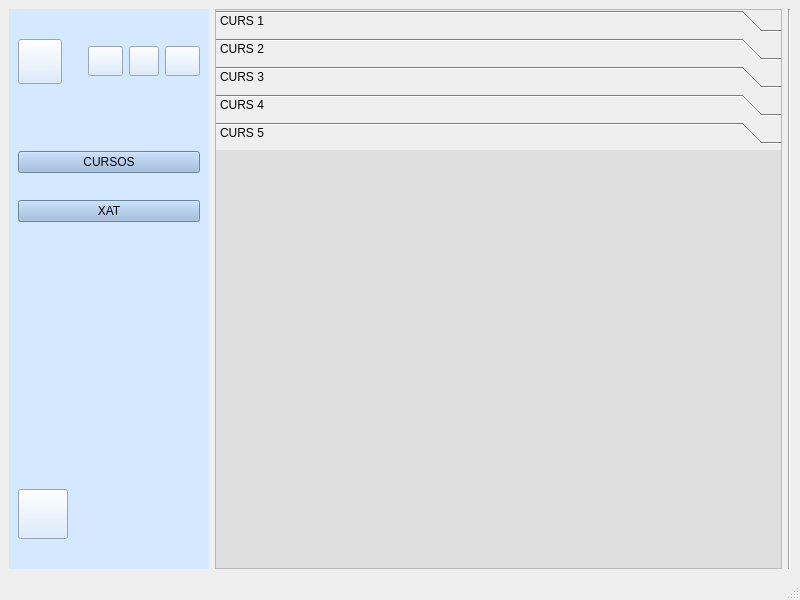
Qt form ProtoAules/Screeens/inici_alumne.ui (JPerpi/ProtoAules) before a commit.
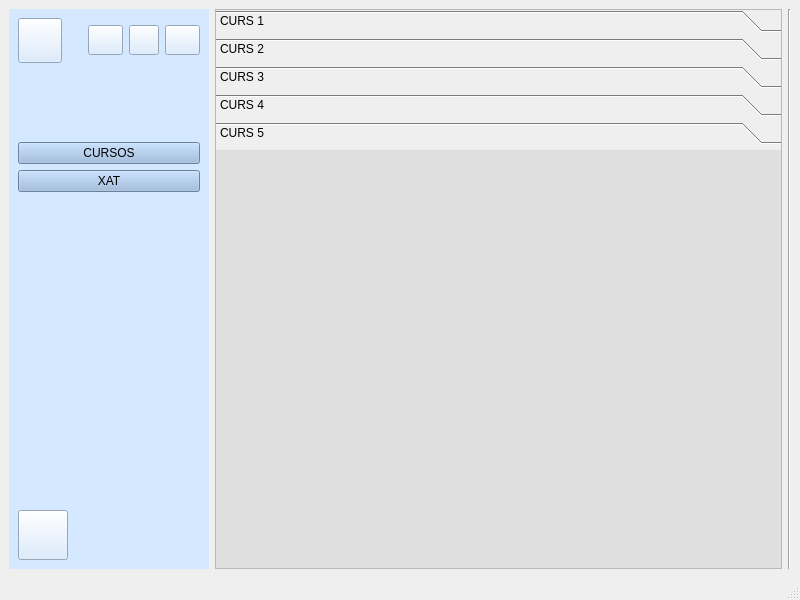
The same form after that commit. Icons and pictures are not drawn.

Commit message: Actualitzant screens

```diff
--- a/ProtoAules/Screeens/inici_alumne.ui
+++ b/ProtoAules/Screeens/inici_alumne.ui
@@ -153,7 +153,7 @@
           <enum>Qt::Vertical</enum>
          </property>
          <property name="sizeType">
-          <enum>QSizePolicy::Fixed</enum>
+          <enum>QSizePolicy::Expanding</enum>
          </property>
          <property name="sizeHint" stdset="0">
           <size>
@@ -183,13 +183,26 @@
          </property>
         </widget>
        </item>
+       <item>
+        <spacer name="verticalSpacer">
+         <property name="orientation">
+          <enum>Qt::Vertical</enum>
+         </property>
+         <property name="sizeHint" stdset="0">
+          <size>
+           <width>20</width>
+           <height>40</height>
+          </size>
+         </property>
+        </spacer>
+       </item>
        <item>
         <spacer name="verticalSpacer_4">
          <property name="orientation">
           <enum>Qt::Vertical</enum>
          </property>
          <property name="sizeType">
-          <enum>QSizePolicy::Fixed</enum>
+          <enum>QSizePolicy::Expanding</enum>
          </property>
          <property name="sizeHint" stdset="0">
           <size>
```
Left out of the diff: 12 changed lines with no effect on the pictures. The commit also changes 3 other files.
